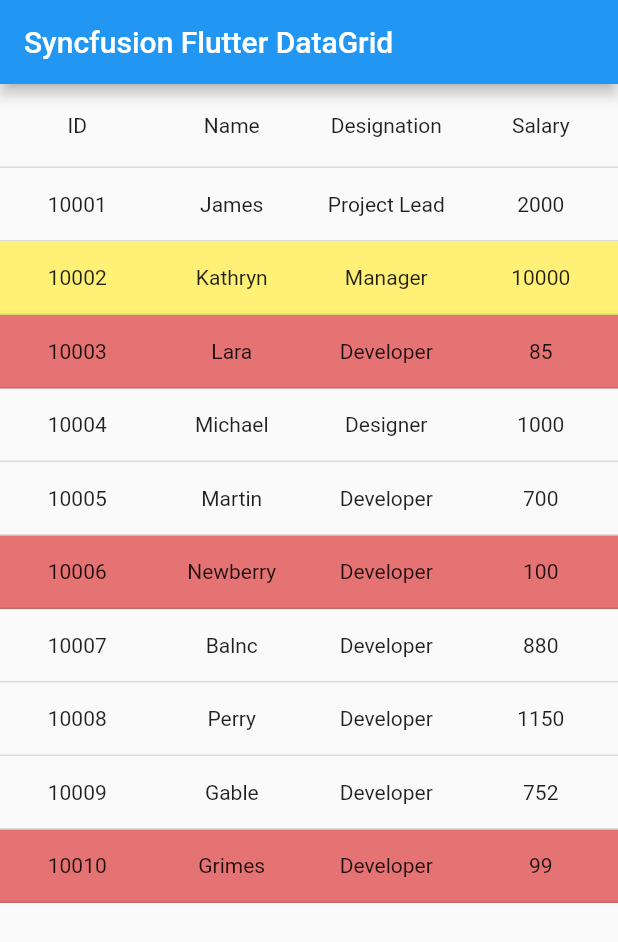
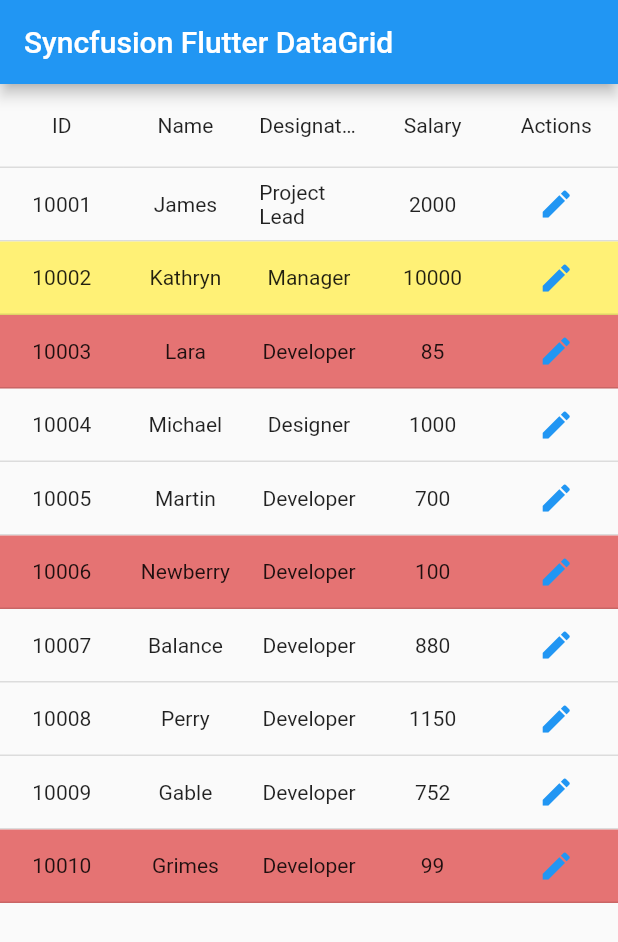
Before and after one commit to smarts-uz/flutter-syncfusion-backround-color, a Flutter app: the screen it shows after launch, on a phone screen of 412 x 824 dp. Shown: the top 942 px of the screen. Run offline on Flutter 3.47's test engine with Material 2 defaults, Android fonts, the phone set to English and light mode, and no system bars; drawn by our look-alikes of syncfusion_flutter_datagrid.

Commit message:
added filtering and actions

```diff
--- a/lib/main.dart
+++ b/lib/main.dart
@@ -72,7 +72,13 @@
               label: Container(
                   padding: EdgeInsets.all(8.0),
                   alignment: Alignment.center,
-                  child: Text('Salary'))),
+                  child: const Text('Salary'))),
+          GridColumn(
+              columnName: 'actions',
+              label: Container(
+                  padding: EdgeInsets.all(8.0),
+                  alignment: Alignment.center,
+                  child: const Text('Actions'))),
         ],
       ),
     );
@@ -86,7 +92,7 @@
       Employee(10004, 'Michael', 'Designer', 1000),
       Employee(10005, 'Martin', 'Developer', 700),
       Employee(10006, 'Newberry', 'Developer', 100),
-      Employee(10007, 'Balnc', 'Developer', 880),
+      Employee(10007, 'Balance', 'Developer', 880),
       Employee(10008, 'Perry', 'Developer', 1150),
       Employee(10009, 'Gable', 'Developer', 752),
       Employee(10010, 'Grimes', 'Developer', 99)
@@ -112,6 +118,8 @@
               DataGridCell<String>(
                   columnName: 'designation', value: e.designation),
               DataGridCell<int>(columnName: 'salary', value: e.salary),
+              const DataGridCell<String>(
+                  columnName: 'actions', value: 'Actions'),
             ]))
         .toList();
   }
@@ -123,10 +131,9 @@
 
   @override
   DataGridRowAdapter buildRow(DataGridRow row) {
-
     Color getRowBackgroundColor() {
       final int salary = row.getCells()[3].value;
-      if (salary >=0 && salary <= 100) {
+      if (salary >= 0 && salary <= 100) {
         return Colors.red[300]!;
       } else if (salary >= 10000) {
         return Colors.yellow[300]!;
@@ -138,6 +145,17 @@
     return DataGridRowAdapter(
         color: getRowBackgroundColor(),
         cells: row.getCells().map<Widget>((e) {
+          int index = row.getCells()[0].value;
+          if (e.columnName == 'actions') {
+            return IconButton(
+              icon: const Icon(Icons.edit),
+              color: Colors.blue,
+              onPressed: () {
+                if (index == 10006) {print('id 1006');}
+                else{print('object');}
+              },
+            );
+          }
           return Container(
             alignment: Alignment.center,
             padding: const EdgeInsets.all(8.0),
```
Lines whose indentation alone changed are shown as unchanged.
